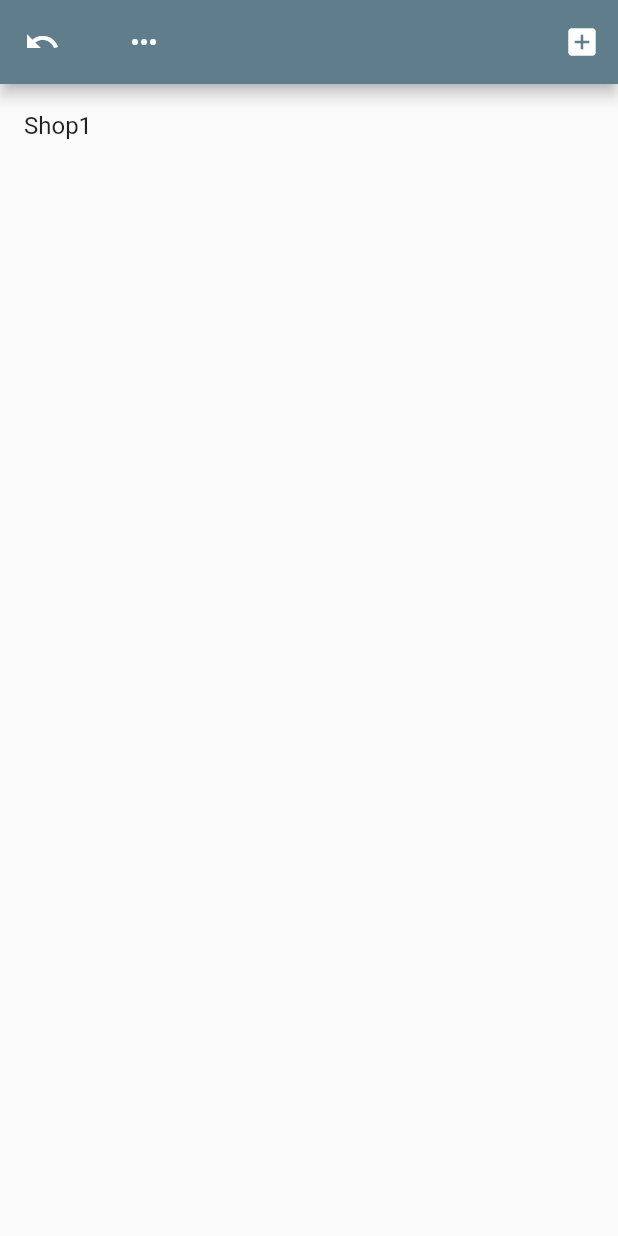
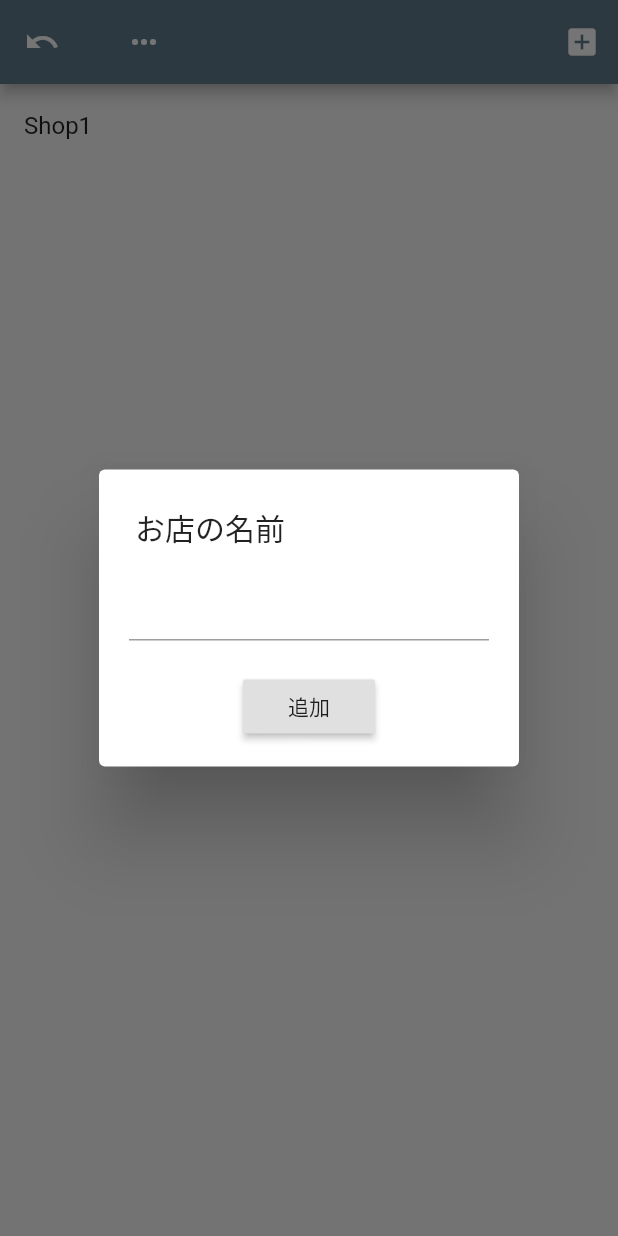
Before and after one commit to makicamel/carts, a Flutter app: the screen it shows after launch, after a tap on the "add box" icon, on a phone screen of 412 x 824 dp. Run offline on Flutter 3.47's test engine with Material 2 defaults, Android fonts, the phone set to English and light mode, and no system bars.

Commit message:
Add ShopDialog

```diff
--- /dev/null
+++ b/lib/components/shop_dialog.dart
@@ -0,0 +1,39 @@
+import 'package:flutter/material.dart';
+
+class ShopDialog extends StatefulWidget {
+  @override
+  _ShopDialogState createState() => _ShopDialogState();
+}
+
+class _ShopDialogState extends State<ShopDialog> {
+  String _shopName = '';
+
+  @override
+  Widget build(BuildContext context) {
+    return SimpleDialog(
+      title: const Text('お店の名前'),
+      children: <Widget>[
+        Padding(
+          padding: const EdgeInsets.symmetric(horizontal: 20),
+          child: Column(
+            children: <Widget>[
+              TextField(
+                style: const TextStyle(fontSize: 20),
+                onChanged: (text) {
+                  setState(() => _shopName = text);
+                },
+              ),
+              const SizedBox(height: 20),
+              RaisedButton(
+                child: const Text('追加'),
+                onPressed: () {
+                  Navigator.pop(context);
+                },
+              ),
+            ],
+          ),
+        ),
+      ],
+    );
+  }
+}
--- a/lib/main.dart
+++ b/lib/main.dart
@@ -1,5 +1,6 @@
 import 'package:flutter/material.dart';
 import 'package:carts/constants.dart';
+import 'package:carts/components/shop_dialog.dart';
 
 void main() => runApp(Carts());
 
@@ -63,6 +64,7 @@ class _ShopListState extends State<ShopList> {
     return IconButton(
       icon: const Icon(Icons.add_box),
       onPressed: () {
+        showDialog<dynamic>(context: context, builder: (_) => ShopDialog());
         setState(() {
           _shopList.add('Shop${_shopList.length + 1}');
         });
```
